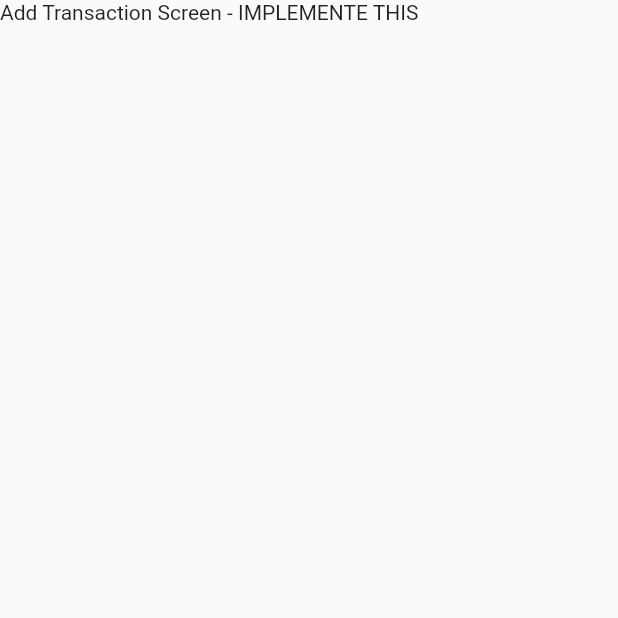
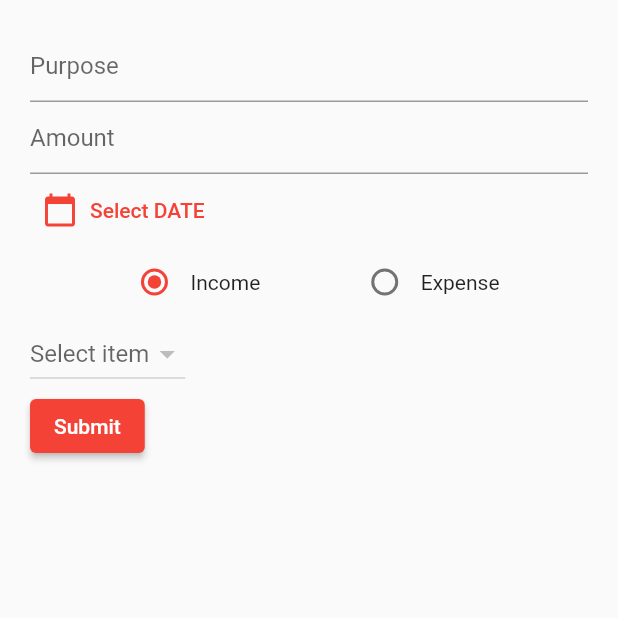
Before and after one commit to anandhu-co-in/broto_moneymanager, a Flutter app: the ScreenAddTransaction screen opened by its route, on a phone screen of 412 x 824 dp, the top half of it. Run offline on Flutter 3.47's test engine with Material 2 defaults, Android fonts, the phone set to English and light mode, and no system bars; our stand-ins replace hive, hive_flutter; accounts and stored records are empty.

Commit message:
add transaction page fields,getdateusing datetimepicker,dropdownbutton

```diff
--- a/lib/db/functions/cateogies/category_functions.dart
+++ b/lib/db/functions/cateogies/category_functions.dart
@@ -25,6 +25,7 @@ class CategoryDB implements CategoryDBFunctions {
   @override
   Future<List<categoryModel>> getCategories() async {
     final categoryDB = await Hive.openBox<categoryModel>('category_db');
+    print('RETREIVED ALL CATEGOEIES FROM DB');
     return categoryDB.values.toList();
   }
 
--- a/lib/screens/add_transactions/screen_add_transaction.dart
+++ b/lib/screens/add_transactions/screen_add_transaction.dart
@@ -1,16 +1,111 @@
+import 'package:brot_moneymanagementapp/db/functions/cateogies/category_functions.dart';
+import 'package:brot_moneymanagementapp/db/models/categories/category_model.dart';
 import 'package:flutter/material.dart';
 
-class ScreenAddTransaction extends StatelessWidget {
+class ScreenAddTransaction extends StatefulWidget {
   const ScreenAddTransaction({Key? key}) : super(key: key);
 
   //will us this name to route from main page
   static const routeName = "add-transaction";
 
   @override
+  State<ScreenAddTransaction> createState() => _ScreenAddTransactionState();
+}
+
+class _ScreenAddTransactionState extends State<ScreenAddTransaction> {
+  DateTime? _selectedDate;
+  CategoryType? _selectedCategoryType;
+  categoryModel? _selectedCategoryModel;
+
+  @override
   Widget build(BuildContext context) {
-    return SafeArea(
-      child: Scaffold(
-        body: Text('Add Transaction Screen - IMPLEMENTE THIS'),
+    return Scaffold(
+      body: SafeArea(
+        child: Padding(
+          padding: EdgeInsets.all(20),
+          child: Column(
+            crossAxisAlignment: CrossAxisAlignment.start,
+            children: [
+              TextFormField(
+                decoration: const InputDecoration(
+                  hintText: 'Purpose',
+                ),
+              ),
+              TextFormField(
+                keyboardType: TextInputType.number,
+                decoration: const InputDecoration(hintText: 'Amount'),
+              ),
+              TextButton.icon(
+                  //inditialy whe page loads _selectedDate is null, so button has label select date
+                  //when user clicks slect date, is uses date picker to get date value from user
+                  //note that the here we user awync await
+                  //if user has provided a date it is set to the state selecteddate, since state changes the button label changes as we used ?:
+                  //thats how this works
+                  //we used stateful compoenent in this example. setstate is used to change the state and update the ui
+
+                  onPressed: () async {
+                    final _selecteDateTemp = await showDatePicker(
+                      context: context,
+                      initialDate: DateTime.now(),
+                      firstDate:
+                          DateTime.now().subtract(const Duration(days: 30)),
+                      lastDate: DateTime.now().add(const Duration(days: 4)),
+                    );
+
+                    //if user didn't select date and cancels the popup,it will return null,
+                    if (_selecteDateTemp != null) {
+                      print('Date selected');
+                      print(_selecteDateTemp);
+                      setState(() {
+                        _selectedDate = _selecteDateTemp;
+                      });
+                    } else {
+                      print('No date selected');
+                    }
+                  },
+                  icon: const Icon(Icons.calendar_today),
+                  label: Text(_selectedDate == null
+                      ? 'Select DATE'
+                      : _selectedDate.toString())),
+              Row(
+                  mainAxisAlignment: MainAxisAlignment
+                      .spaceEvenly, //to make the two childs center
+                  children: [
+                    Row(
+                      children: [
+                        Radio(
+                            value: CategoryType.income,
+                            groupValue: CategoryType.income,
+                            onChanged: (newValue) {}),
+                        const Text('Income')
+                      ],
+                    ),
+                    Row(
+                      children: [
+                        Radio(
+                            value: CategoryType.expense,
+                            groupValue: CategoryType.income,
+                            onChanged: (newValue) {}),
+                        const Text('Expense')
+                      ],
+                    )
+                  ]),
+              DropdownButton(
+                hint: const Text('Select item'),
+                items: CategoryDB()
+                    .expenseCategories
+                    .value
+                    .map((item) => DropdownMenuItem(
+                        value: item.key, child: Text(item.name)))
+                    .toList(),
+                onChanged: (selectedValue) {
+                  print(selectedValue);
+                },
+              ),
+              ElevatedButton(onPressed: () {}, child: const Text('Submit'))
+            ],
+          ),
+        ),
       ),
     );
   }
```
